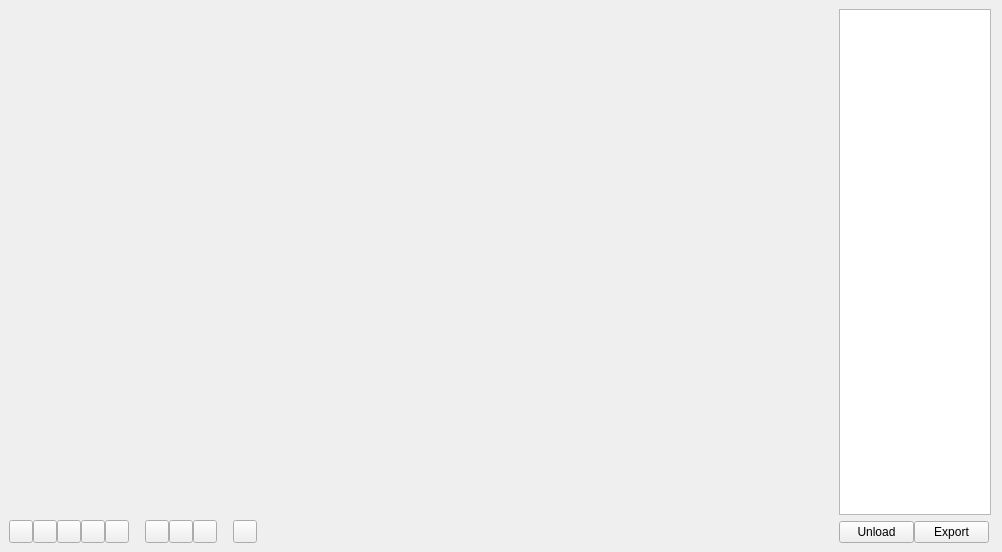
The window that src/mainwindow.ui (CarlosFdez/videocrop) describes before a commit, drawn with Qt 5.
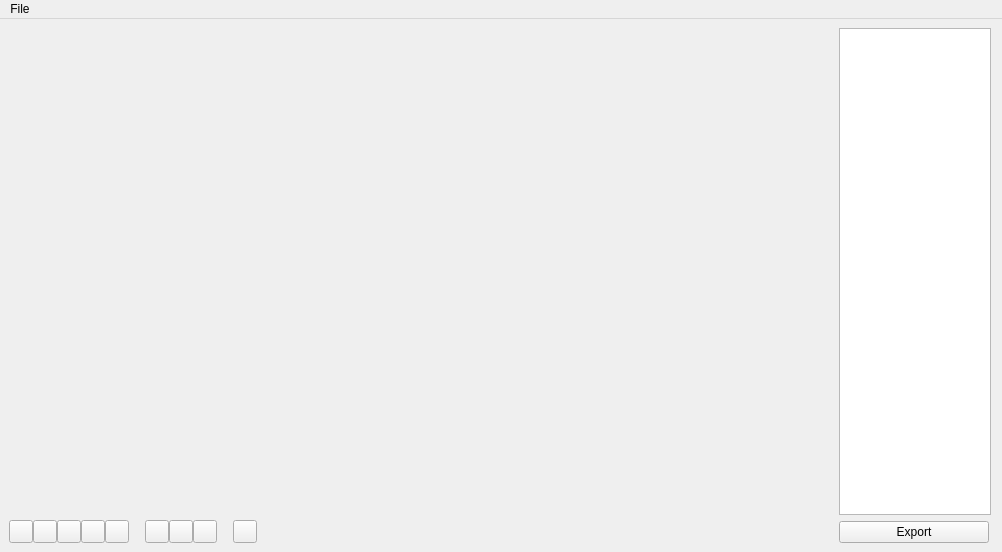
The same window after the commit. Icons and pictures are not drawn.

Commit message: Start of menubar, moved unload to file menu

Patch:
```diff
--- a/src/mainwindow.ui
+++ b/src/mainwindow.ui
@@ -357,19 +357,6 @@
           <property name="bottomMargin">
            <number>0</number>
           </property>
-          <item>
-           <widget class="QPushButton" name="unloadButton">
-            <property name="sizePolicy">
-             <sizepolicy hsizetype="Minimum" vsizetype="Fixed">
-              <horstretch>0</horstretch>
-              <verstretch>0</verstretch>
-             </sizepolicy>
-            </property>
-            <property name="text">
-             <string>Unload</string>
-            </property>
-           </widget>
-          </item>
           <item>
            <widget class="QPushButton" name="exportButton">
             <property name="sizePolicy">
@@ -400,6 +387,44 @@
     </item>
    </layout>
   </widget>
+  <widget class="QMenuBar" name="menuBar">
+   <property name="geometry">
+    <rect>
+     <x>0</x>
+     <y>0</y>
+     <width>1002</width>
+     <height>21</height>
+    </rect>
+   </property>
+   <widget class="QMenu" name="menuFile">
+    <property name="title">
+     <string>File</string>
+    </property>
+    <addaction name="menuOpen"/>
+    <addaction name="menuUnload"/>
+    <addaction name="separator"/>
+    <addaction name="menuExit"/>
+   </widget>
+   <addaction name="menuFile"/>
+  </widget>
+  <action name="menuOpen">
+   <property name="text">
+    <string>Open</string>
+   </property>
+   <property name="shortcut">
+    <string>Ctrl+O</string>
+   </property>
+  </action>
+  <action name="menuUnload">
+   <property name="text">
+    <string>Unload</string>
+   </property>
+  </action>
+  <action name="menuExit">
+   <property name="text">
+    <string>Exit</string>
+   </property>
+  </action>
  </widget>
  <resources>
   <include location="../images.qrc"/>
```
The commit also changes 2 other files.
